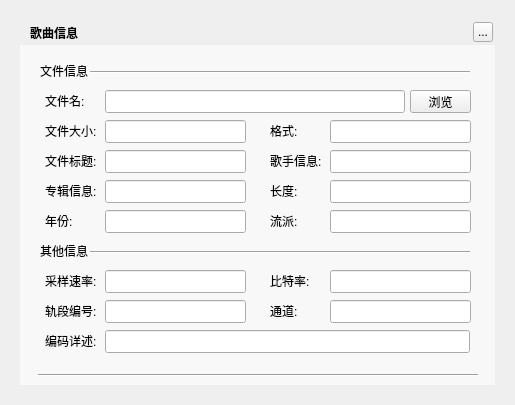
The window that TTKCore/musicUi/musicToolsetswidget/musicfileinformationwidget.ui (Greedysky/TTKMusicPlayer) describes before a commit, drawn with Qt 5.
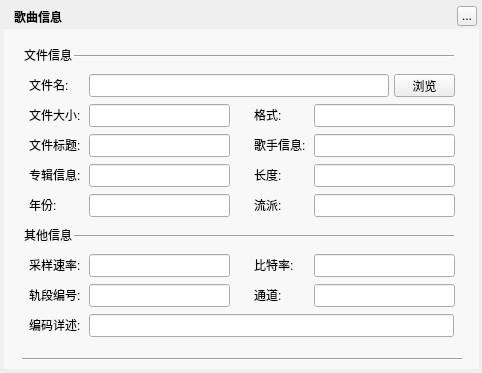
The same window after the commit. Custom widgets are drawn as their Qt base class.

What changed in the file:
```diff
--- a/TTKCore/musicUi/musicToolsetswidget/musicfileinformationwidget.ui
+++ b/TTKCore/musicUi/musicToolsetswidget/musicfileinformationwidget.ui
@@ -6,8 +6,8 @@
    <rect>
     <x>0</x>
     <y>0</y>
-    <width>515</width>
-    <height>405</height>
+    <width>482</width>
+    <height>373</height>
    </rect>
   </property>
   <property name="windowTitle">
@@ -19,8 +19,8 @@
   <widget class="QLabel" name="background">
    <property name="geometry">
     <rect>
-     <x>20</x>
-     <y>20</y>
+     <x>4</x>
+     <y>4</y>
      <width>475</width>
      <height>365</height>
     </rect>
@@ -32,8 +32,8 @@
   <widget class="QLabel" name="topTitleName">
    <property name="geometry">
     <rect>
-     <x>30</x>
-     <y>20</y>
+     <x>14</x>
+     <y>4</y>
      <width>100</width>
      <height>25</height>
     </rect>
@@ -48,8 +48,8 @@
   <widget class="QToolButton" name="topTitleCloseButton">
    <property name="geometry">
     <rect>
-     <x>473</x>
-     <y>22</y>
+     <x>457</x>
+     <y>6</y>
      <width>20</width>
      <height>20</height>
     </rect>
@@ -61,8 +61,8 @@
   <widget class="Line" name="line_2">
    <property name="geometry">
     <rect>
-     <x>90</x>
-     <y>70</y>
+     <x>74</x>
+     <y>54</y>
      <width>380</width>
      <height>5</height>
     </rect>
@@ -74,8 +74,8 @@
   <widget class="QLabel" name="label">
    <property name="geometry">
     <rect>
-     <x>40</x>
-     <y>65</y>
+     <x>24</x>
+     <y>49</y>
      <width>54</width>
      <height>12</height>
     </rect>
@@ -87,8 +87,8 @@
   <widget class="QLabel" name="label_2">
    <property name="geometry">
     <rect>
-     <x>45</x>
-     <y>95</y>
+     <x>29</x>
+     <y>79</y>
      <width>54</width>
      <height>12</height>
     </rect>
@@ -100,8 +100,8 @@
   <widget class="QLineEdit" name="filePathEdit">
    <property name="geometry">
     <rect>
-     <x>105</x>
-     <y>90</y>
+     <x>89</x>
+     <y>74</y>
      <width>300</width>
      <height>23</height>
     </rect>
@@ -116,8 +116,8 @@
   <widget class="QLabel" name="label_3">
    <property name="geometry">
     <rect>
-     <x>45</x>
-     <y>125</y>
+     <x>29</x>
+     <y>109</y>
      <width>54</width>
      <height>12</height>
     </rect>
@@ -129,8 +129,8 @@
   <widget class="QLineEdit" name="fileSizeEdit">
    <property name="geometry">
     <rect>
-     <x>105</x>
-     <y>120</y>
+     <x>89</x>
+     <y>104</y>
      <width>141</width>
      <height>23</height>
     </rect>
@@ -142,8 +142,8 @@
   <widget class="QPushButton" name="viewButton">
    <property name="geometry">
     <rect>
-     <x>410</x>
-     <y>90</y>
+     <x>394</x>
+     <y>74</y>
      <width>61</width>
      <height>23</height>
     </rect>
@@ -155,8 +155,8 @@
   <widget class="QLineEdit" name="fileFormatEdit">
    <property name="geometry">
     <rect>
-     <x>330</x>
-     <y>120</y>
+     <x>314</x>
+     <y>104</y>
      <width>141</width>
      <height>23</height>
     </rect>
@@ -168,8 +168,8 @@
   <widget class="QLabel" name="label_4">
    <property name="geometry">
     <rect>
-     <x>270</x>
-     <y>125</y>
+     <x>254</x>
+     <y>109</y>
      <width>54</width>
      <height>12</height>
     </rect>
@@ -181,8 +181,8 @@
   <widget class="QLabel" name="label_5">
    <property name="geometry">
     <rect>
-     <x>270</x>
-     <y>155</y>
+     <x>254</x>
+     <y>139</y>
      <width>54</width>
      <height>12</height>
     </rect>
@@ -194,8 +194,8 @@
   <widget class="MusicModifyLineEdit" name="fileArtistEdit">
    <property name="geometry">
     <rect>
-     <x>330</x>
-     <y>150</y>
+     <x>314</x>
+     <y>134</y>
      <width>141</width>
      <height>23</height>
     </rect>
@@ -207,8 +207,8 @@
   <widget class="MusicModifyLineEdit" name="fileTitleEdit">
    <property name="geometry">
     <rect>
-     <x>105</x>
-     <y>150</y>
+     <x>89</x>
+     <y>134</y>
      <width>141</width>
      <height>23</height>
     </rect>
@@ -220,8 +220,8 @@
   <widget class="QLabel" name="label_6">
    <property name="geometry">
     <rect>
-     <x>45</x>
-     <y>155</y>
+     <x>29</x>
+     <y>139</y>
      <width>54</width>
      <height>12</height>
     </rect>
@@ -233,8 +233,8 @@
   <widget class="QLabel" name="label_7">
    <property name="geometry">
     <rect>
-     <x>45</x>
-     <y>185</y>
+     <x>29</x>
+     <y>169</y>
      <width>54</width>
      <height>12</height>
     </rect>
@@ -246,8 +246,8 @@
   <widget class="MusicModifyLineEdit" name="fileAlbumEdit">
    <property name="geometry">
     <rect>
-     <x>105</x>
-     <y>180</y>
+     <x>89</x>
+     <y>164</y>
      <width>141</width>
      <height>23</height>
     </rect>
@@ -259,8 +259,8 @@
   <widget class="QLabel" name="label_8">
    <property name="geometry">
     <rect>
-     <x>270</x>
-     <y>185</y>
+     <x>254</x>
+     <y>169</y>
      <width>54</width>
      <height>12</height>
     </rect>
@@ -272,8 +272,8 @@
   <widget class="QLineEdit" name="fileTimeEdit">
    <property name="geometry">
     <rect>
-     <x>330</x>
-     <y>180</y>
+     <x>314</x>
+     <y>164</y>
      <width>141</width>
      <height>23</height>
     </rect>
@@ -285,8 +285,8 @@
   <widget class="QLabel" name="label_9">
    <property name="geometry">
     <rect>
-     <x>270</x>
-     <y>215</y>
+     <x>254</x>
+     <y>199</y>
      <width>54</width>
      <height>12</height>
     </rect>
@@ -298,8 +298,8 @@
   <widget class="MusicModifyLineEdit" name="fileGenreEdit">
    <property name="geometry">
     <rect>
-     <x>330</x>
-     <y>210</y>
+     <x>314</x>
+     <y>194</y>
      <width>141</width>
      <height>23</height>
     </rect>
@@ -311,8 +311,8 @@
   <widget class="QLabel" name="label_10">
    <property name="geometry">
     <rect>
-     <x>45</x>
-     <y>275</y>
+     <x>29</x>
+     <y>259</y>
      <width>54</width>
      <height>12</height>
     </rect>
@@ -324,8 +324,8 @@
   <widget class="QLabel" name="label_11">
    <property name="geometry">
     <rect>
-     <x>45</x>
-     <y>305</y>
+     <x>29</x>
+     <y>289</y>
      <width>54</width>
      <height>12</height>
     </rect>
@@ -337,8 +337,8 @@
   <widget class="QLineEdit" name="TrackNumEdit">
    <property name="geometry">
     <rect>
-     <x>105</x>
-     <y>300</y>
+     <x>89</x>
+     <y>284</y>
      <width>141</width>
      <height>23</height>
     </rect>
@@ -350,8 +350,8 @@
   <widget class="QLabel" name="label_12">
    <property name="geometry">
     <rect>
-     <x>270</x>
-     <y>305</y>
+     <x>254</x>
+     <y>289</y>
      <width>54</width>
      <height>12</height>
     </rect>
@@ -363,8 +363,8 @@
   <widget class="QLineEdit" name="SamplingRateEdit">
    <property name="geometry">
     <rect>
-     <x>105</x>
-     <y>270</y>
+     <x>89</x>
+     <y>254</y>
      <width>141</width>
      <height>23</height>
     </rect>
@@ -376,8 +376,8 @@
   <widget class="QLineEdit" name="ChannelEdit">
    <property name="geometry">
     <rect>
-     <x>330</x>
-     <y>300</y>
+     <x>314</x>
+     <y>284</y>
      <width>141</width>
      <height>23</height>
     </rect>
@@ -389,8 +389,8 @@
   <widget class="MusicModifyLineEdit" name="fileYearEdit">
    <property name="geometry">
     <rect>
-     <x>105</x>
-     <y>210</y>
+     <x>89</x>
+     <y>194</y>
      <width>141</width>
      <height>23</height>
     </rect>
@@ -402,8 +402,8 @@
   <widget class="QLabel" name="label_13">
    <property name="geometry">
     <rect>
-     <x>45</x>
-     <y>215</y>
+     <x>29</x>
+     <y>199</y>
      <width>54</width>
      <height>12</height>
     </rect>
@@ -415,8 +415,8 @@
   <widget class="QLabel" name="label_14">
    <property name="geometry">
     <rect>
-     <x>270</x>
-     <y>275</y>
+     <x>254</x>
+     <y>259</y>
      <width>54</width>
      <height>12</height>
     </rect>
@@ -428,8 +428,8 @@
   <widget class="QLineEdit" name="BitrateEdit">
    <property name="geometry">
     <rect>
-     <x>330</x>
-     <y>270</y>
+     <x>314</x>
+     <y>254</y>
      <width>141</width>
      <height>23</height>
     </rect>
@@ -441,8 +441,8 @@
   <widget class="QLabel" name="label_15">
    <property name="geometry">
     <rect>
-     <x>40</x>
-     <y>245</y>
+     <x>24</x>
+     <y>229</y>
      <width>54</width>
      <height>12</height>
     </rect>
@@ -454,8 +454,8 @@
   <widget class="Line" name="line_3">
    <property name="geometry">
     <rect>
-     <x>90</x>
-     <y>250</y>
+     <x>74</x>
+     <y>234</y>
      <width>380</width>
      <height>5</height>
     </rect>
@@ -467,8 +467,8 @@
   <widget class="QLabel" name="label_16">
    <property name="geometry">
     <rect>
-     <x>45</x>
-     <y>335</y>
+     <x>29</x>
+     <y>319</y>
      <width>54</width>
      <height>12</height>
     </rect>
@@ -480,8 +480,8 @@
   <widget class="QLineEdit" name="descriptionEdit">
    <property name="geometry">
     <rect>
-     <x>105</x>
-     <y>330</y>
+     <x>89</x>
+     <y>314</y>
      <width>365</width>
      <height>23</height>
     </rect>
@@ -496,8 +496,8 @@
   <widget class="Line" name="line_4">
    <property name="geometry">
     <rect>
-     <x>38</x>
-     <y>373</y>
+     <x>22</x>
+     <y>357</y>
      <width>440</width>
      <height>5</height>
     </rect>
@@ -509,8 +509,8 @@
   <widget class="QWidget" name="backgroundMask" native="true">
    <property name="geometry">
     <rect>
-     <x>20</x>
-     <y>45</y>
+     <x>4</x>
+     <y>29</y>
      <width>475</width>
      <height>340</height>
     </rect>
```
